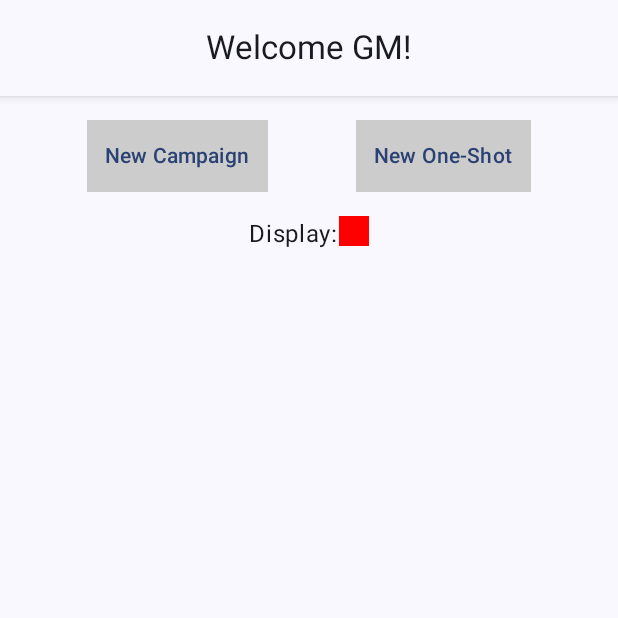
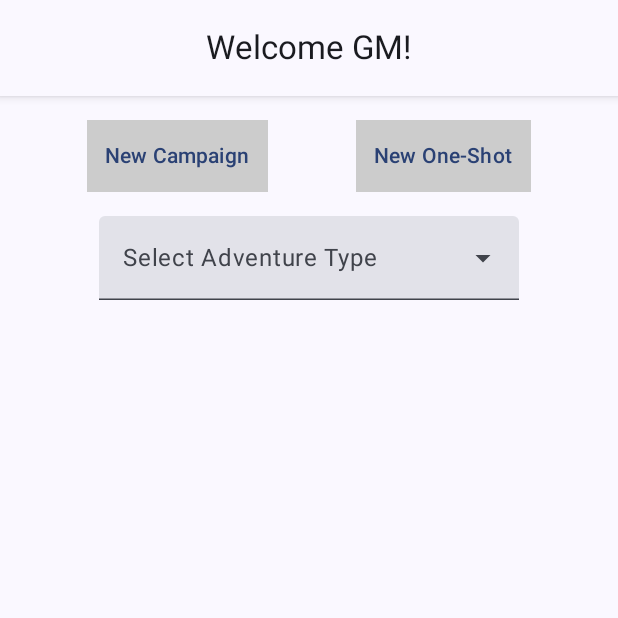
Before and after one commit to FeKent/DND-Tools, an Android app built with Jetpack Compose: the screen it shows after launch (MainActivity), on a phone screen of 412 x 824 dp, the top half of it. Run offline under Robolectric (Android 15) with nearby library versions, the phone set to English and light mode, and no system bars; our stand-ins replace Room's generated code.

Commit message:
Update Drop Down Menu to display choice

```diff
--- a/app/src/main/java/com/example/dndtools/composables/IntroScreen.kt
+++ b/app/src/main/java/com/example/dndtools/composables/IntroScreen.kt
@@ -1,21 +1,20 @@
 package com.example.dndtools.composables
 
 import androidx.compose.foundation.background
-import androidx.compose.foundation.clickable
 import androidx.compose.foundation.layout.Arrangement
-import androidx.compose.foundation.layout.Box
 import androidx.compose.foundation.layout.Column
 import androidx.compose.foundation.layout.Row
 import androidx.compose.foundation.layout.Spacer
 import androidx.compose.foundation.layout.fillMaxWidth
-import androidx.compose.foundation.layout.padding
 import androidx.compose.foundation.layout.size
 import androidx.compose.material3.CenterAlignedTopAppBar
-import androidx.compose.material3.DropdownMenu
 import androidx.compose.material3.DropdownMenuItem
 import androidx.compose.material3.ExperimentalMaterial3Api
+import androidx.compose.material3.ExposedDropdownMenuBox
+import androidx.compose.material3.ExposedDropdownMenuDefaults
 import androidx.compose.material3.Text
 import androidx.compose.material3.TextButton
+import androidx.compose.material3.TextField
 import androidx.compose.runtime.Composable
 import androidx.compose.runtime.getValue
 import androidx.compose.runtime.mutableStateOf
@@ -32,37 +31,62 @@ import com.example.dndtools.viewmodels.IntroViewModel
 @OptIn(ExperimentalMaterial3Api::class)
 @Composable
 fun IntroScreen(introViewModel: IntroViewModel = viewModel(), addScreen: (Any?) -> Unit) {
-    var expanded by remember {mutableStateOf(false)}
+    var expanded by remember { mutableStateOf(false) }
+    var selectedAdventureType by remember { mutableStateOf<String?>(null) }
 
     Column {
-        CenterAlignedTopAppBar(title = { Text(text = "Welcome GM!")}, modifier = Modifier.shadow(4.dp))
+        CenterAlignedTopAppBar(
+            title = { Text(text = "Welcome GM!") },
+            modifier = Modifier.shadow(4.dp)
+        )
         Spacer(modifier = Modifier.size(16.dp))
         Row(modifier = Modifier.fillMaxWidth(), horizontalArrangement = Arrangement.SpaceEvenly) {
-            TextButton(onClick = {introViewModel.results = true ; addScreen(Boolean)}, modifier = Modifier.background(Color.LightGray)) {
+            TextButton(
+                onClick = { introViewModel.results = true; addScreen(Boolean) },
+                modifier = Modifier.background(Color.LightGray)
+            ) {
                 Text(text = "New Campaign")
             }
-            TextButton(onClick = { introViewModel.results = false ; addScreen(Boolean)}, modifier = Modifier.background(Color.LightGray)) {
+            TextButton(
+                onClick = { introViewModel.results = false; addScreen(Boolean) },
+                modifier = Modifier.background(Color.LightGray)
+            ) {
                 Text(text = "New One-Shot")
             }
         }
         Spacer(modifier = Modifier.size(16.dp))
         Row(modifier = Modifier.fillMaxWidth(), horizontalArrangement = Arrangement.Center) {
-            Text(text = "Display:")
-            Box(modifier = Modifier.size(20.dp).background(color = Color.Red).clickable { expanded = true }){
-                DropdownMenu(expanded = expanded, onDismissRequest = { expanded = false }) {
-                    DropdownMenuItem(text = { Text(text = "Campaign") }, onClick = { expanded = false})
-                    DropdownMenuItem(text = { Text(text = "One-Shot") }, onClick = { expanded = false})
-
+            ExposedDropdownMenuBox(
+                expanded = expanded,
+                onExpandedChange = { newValue -> expanded = newValue }) {
+                TextField(
+                    value = selectedAdventureType ?: "", onValueChange = {}, readOnly = true,
+                    trailingIcon = {
+                        ExposedDropdownMenuDefaults.TrailingIcon(expanded = expanded)
+                    },
+                    placeholder = {
+                        Text(text = "Select Adventure Type")
+                    }, modifier = Modifier.menuAnchor()
+                )
+                ExposedDropdownMenu(expanded = expanded, onDismissRequest = { expanded = false }) {
+                    DropdownMenuItem(
+                        text = { Text(text = "Campaign") },
+                        onClick = {
+                            selectedAdventureType = "Displaying Campaigns";expanded = false
+                        })
+                    DropdownMenuItem(
+                        text = { Text(text = "One-Shot") },
+                        onClick = {
+                            selectedAdventureType = "Displaying One-Shots"; expanded = false
+                        })
                 }
             }
-
         }
-
     }
 }
 
-@Preview (showSystemUi = true)
+@Preview(showSystemUi = true)
 @Composable
 fun InitialPreview() {
-    IntroScreen{}
+    IntroScreen {}
 }
```
